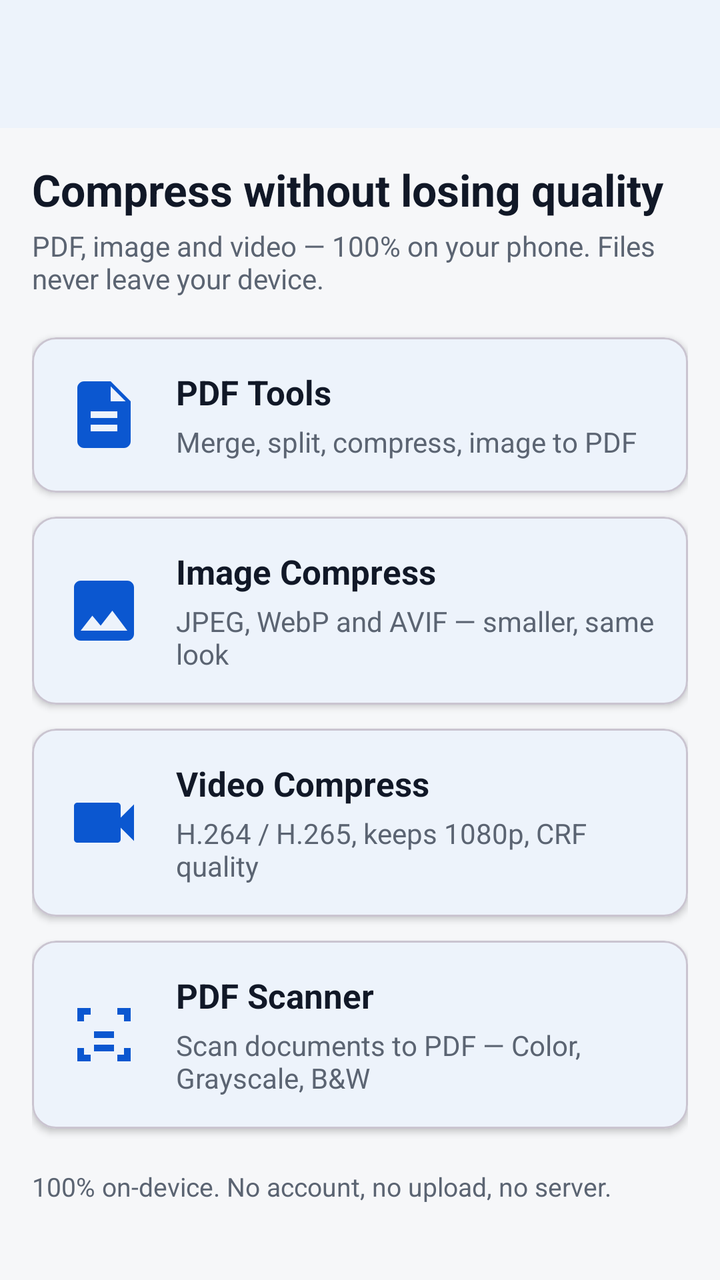
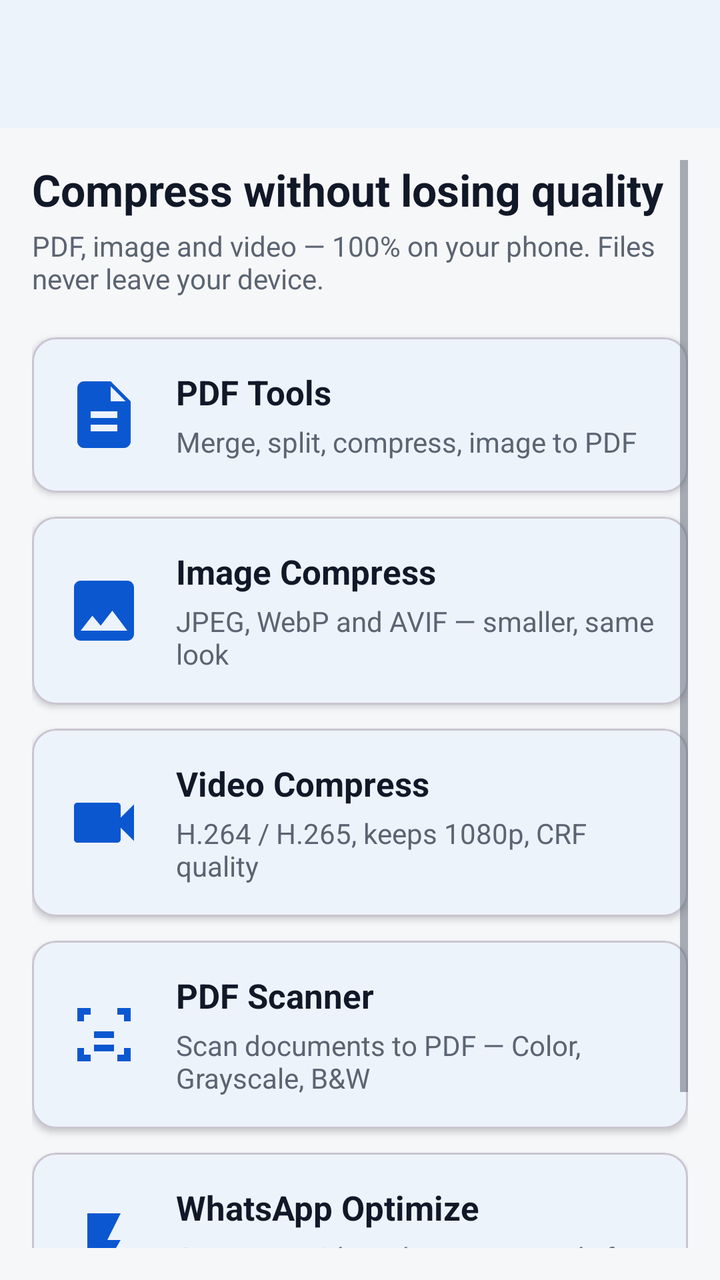

Screens rendered from an Android XML layout before and after an edit, with the pre-edit source and the edit as a unified diff.
<!-- AndroidManifest.xml: application theme Theme.Hakunaa -->
<!-- res/layout/activity_main.xml -->
<?xml version="1.0" encoding="utf-8"?>
<LinearLayout xmlns:android="http://schemas.android.com/apk/res/android"
    xmlns:app="http://schemas.android.com/apk/res-auto"
    android:layout_width="match_parent"
    android:layout_height="match_parent"
    android:background="@color/hakunaa_background"
    android:orientation="vertical">

    <com.google.android.material.appbar.MaterialToolbar
        android:layout_width="match_parent"
        android:layout_height="wrap_content"
        android:background="@color/hakunaa_surface"
        android:elevation="2dp"
        android:title="@string/app_name"
        android:titleTextColor="@color/hakunaa_text" />

    <ScrollView
        android:layout_width="match_parent"
        android:layout_height="match_parent"
        android:padding="16dp">

        <LinearLayout
            android:layout_width="match_parent"
            android:layout_height="wrap_content"
            android:orientation="vertical">

            <TextView
                android:layout_width="wrap_content"
                android:layout_height="wrap_content"
                android:text="@string/home_title"
                android:textColor="@color/hakunaa_text"
                android:textSize="22sp"
                android:textStyle="bold" />

            <TextView
                android:layout_width="wrap_content"
                android:layout_height="wrap_content"
                android:layout_marginTop="4dp"
                android:text="@string/home_subtitle"
                android:textColor="@color/hakunaa_text_secondary"
                android:textSize="14sp" />

            <com.google.android.material.card.MaterialCardView
                android:id="@+id/cardPdf"
                android:layout_width="match_parent"
                android:layout_height="wrap_content"
                android:layout_marginTop="20dp"
                android:clickable="true"
                android:focusable="true"
                app:cardCornerRadius="12dp"
                app:cardElevation="2dp">

                <LinearLayout
                    android:layout_width="match_parent"
                    android:layout_height="wrap_content"
                    android:orientation="horizontal"
                    android:padding="16dp">

                    <ImageView
                        android:layout_width="40dp"
                        android:layout_height="40dp"
                        android:layout_gravity="center_vertical"
                        android:src="@drawable/ic_pdf" />

                    <LinearLayout
                        android:layout_width="0dp"
                        android:layout_height="wrap_content"
                        android:layout_marginStart="16dp"
                        android:layout_weight="1"
                        android:orientation="vertical">

                        <TextView
                            android:layout_width="wrap_content"
                            android:layout_height="wrap_content"
                            android:text="@string/card_pdf_title"
                            android:textColor="@color/hakunaa_text"
                            android:textSize="17sp"
                            android:textStyle="bold" />
                        <TextView
                            android:layout_width="wrap_content"
                            android:layout_height="wrap_content"
                            android:layout_marginTop="4dp"
                            android:text="@string/card_pdf_subtitle"
                            android:textColor="@color/hakunaa_text_secondary"
                            android:textSize="14sp" />
                    </LinearLayout>
                </LinearLayout>
            </com.google.android.material.card.MaterialCardView>

            <com.google.android.material.card.MaterialCardView
                android:id="@+id/cardImage"
                android:layout_width="match_parent"
                android:layout_height="wrap_content"
                android:layout_marginTop="12dp"
                android:clickable="true"
                android:focusable="true"
                app:cardCornerRadius="12dp"
                app:cardElevation="2dp">

                <LinearLayout
                    android:layout_width="match_parent"
                    android:layout_height="wrap_content"
                    android:orientation="horizontal"
                    android:padding="16dp">

                    <ImageView
                        android:layout_width="40dp"
                        android:layout_height="40dp"
                        android:layout_gravity="center_vertical"
                        android:src="@drawable/ic_image" />

                    <LinearLayout
                        android:layout_width="0dp"
                        android:layout_height="wrap_content"
                        android:layout_marginStart="16dp"
                        android:layout_weight="1"
                        android:orientation="vertical">

                        <TextView
                            android:layout_width="wrap_content"
                            android:layout_height="wrap_content"
                            android:text="@string/card_image_title"
                            android:textColor="@color/hakunaa_text"
                            android:textSize="17sp"
                            android:textStyle="bold" />
                        <TextView
                            android:layout_width="wrap_content"
                            android:layout_height="wrap_content"
                            android:layout_marginTop="4dp"
                            android:text="@string/card_image_subtitle"
                            android:textColor="@color/hakunaa_text_secondary"
                            android:textSize="14sp" />
                    </LinearLayout>
                </LinearLayout>
            </com.google.android.material.card.MaterialCardView>

            <com.google.android.material.card.MaterialCardView
                android:id="@+id/cardVideo"
                android:layout_width="match_parent"
                android:layout_height="wrap_content"
                android:layout_marginTop="12dp"
                android:clickable="true"
                android:focusable="true"
                app:cardCornerRadius="12dp"
                app:cardElevation="2dp">

                <LinearLayout
                    android:layout_width="match_parent"
                    android:layout_height="wrap_content"
                    android:orientation="horizontal"
                    android:padding="16dp">

                    <ImageView
                        android:layout_width="40dp"
                        android:layout_height="40dp"
                        android:layout_gravity="center_vertical"
                        android:src="@drawable/ic_video" />

                    <LinearLayout
                        android:layout_width="0dp"
                        android:layout_height="wrap_content"
                        android:layout_marginStart="16dp"
                        android:layout_weight="1"
                        android:orientation="vertical">

                        <TextView
                            android:layout_width="wrap_content"
                            android:layout_height="wrap_content"
                            android:text="@string/card_video_title"
                            android:textColor="@color/hakunaa_text"
                            android:textSize="17sp"
                            android:textStyle="bold" />
                        <TextView
                            android:layout_width="wrap_content"
                            android:layout_height="wrap_content"
                            android:layout_marginTop="4dp"
                            android:text="@string/card_video_subtitle"
                            android:textColor="@color/hakunaa_text_secondary"
                            android:textSize="14sp" />
                    </LinearLayout>
                </LinearLayout>
            </com.google.android.material.card.MaterialCardView>

            <com.google.android.material.card.MaterialCardView
                android:id="@+id/cardScanner"
                android:layout_width="match_parent"
                android:layout_height="wrap_content"
                android:layout_marginTop="12dp"
                android:clickable="true"
                android:focusable="true"
                app:cardCornerRadius="12dp"
                app:cardElevation="2dp">

                <LinearLayout
                    android:layout_width="match_parent"
                    android:layout_height="wrap_content"
                    android:orientation="horizontal"
                    android:padding="16dp">

                    <ImageView
                        android:layout_width="40dp"
                        android:layout_height="40dp"
                        android:layout_gravity="center_vertical"
                        android:src="@drawable/ic_scanner" />

                    <LinearLayout
                        android:layout_width="0dp"
                        android:layout_height="wrap_content"
                        android:layout_marginStart="16dp"
                        android:layout_weight="1"
                        android:orientation="vertical">

                        <TextView
                            android:layout_width="wrap_content"
                            android:layout_height="wrap_content"
                            android:text="PDF Scanner"
                            android:textColor="@color/hakunaa_text"
                            android:textSize="17sp"
                            android:textStyle="bold" />
                        <TextView
                            android:layout_width="wrap_content"
                            android:layout_height="wrap_content"
                            android:layout_marginTop="4dp"
                            android:text="Scan documents to PDF — Color, Grayscale, B&amp;W"
                            android:textColor="@color/hakunaa_text_secondary"
                            android:textSize="14sp" />
                    </LinearLayout>
                </LinearLayout>
            </com.google.android.material.card.MaterialCardView>

            <TextView
                android:layout_width="wrap_content"
                android:layout_height="wrap_content"
                android:layout_marginTop="20dp"
                android:text="@string/privacy_note"
                android:textColor="@color/hakunaa_text_secondary"
                android:textSize="13sp" />

            <TextView
                android:id="@+id/tvVersion"
                android:layout_width="wrap_content"
                android:layout_height="wrap_content"
                android:layout_marginTop="12dp"
                android:textColor="@color/hakunaa_text_secondary"
                android:textSize="12sp" />
        </LinearLayout>
    </ScrollView>
</LinearLayout>
<!-- resources referenced by this layout -->
<resources>
  <color name="hakunaa_background">#F6F7F9</color>
  <color name="hakunaa_surface">#FFFFFF</color>
  <color name="hakunaa_text">#111827</color>
  <color name="hakunaa_text_secondary">#5B6472</color>
  <!-- drawable ic_image (drawable) -->
  <vector xmlns:android="http://schemas.android.com/apk/res/android"
      android:width="40dp"
      android:height="40dp"
      android:viewportWidth="24"
      android:viewportHeight="24"
      android:tint="#0B57D0">
      <path
          android:fillColor="#FF000000"
          android:pathData="M21,19V5c0,-1.1 -0.9,-2 -2,-2H5c-1.1,0 -2,0.9 -2,2v14c0,1.1 0.9,2 2,2h14c1.1,0 2,-0.9 2,-2zM8.5,13.5l2.5,3.01L14.5,12l4.5,6H5l3.5,-4.5z" />
  </vector>
  <!-- drawable ic_pdf (drawable) -->
  <vector xmlns:android="http://schemas.android.com/apk/res/android"
      android:width="40dp"
      android:height="40dp"
      android:viewportWidth="24"
      android:viewportHeight="24"
      android:tint="#0B57D0">
      <path
          android:fillColor="#FF000000"
          android:pathData="M14,2H6c-1.1,0 -2,0.9 -2,2v16c0,1.1 0.9,2 2,2h12c1.1,0 2,-0.9 2,-2V8l-6,-6zM14,3.5L18.5,8H14V3.5zM8,11h8v2H8v-2zM8,15h8v2H8v-2z" />
  </vector>
  <!-- drawable ic_scanner (drawable) -->
  <vector xmlns:android="http://schemas.android.com/apk/res/android"
      android:width="40dp"
      android:height="40dp"
      android:viewportWidth="24"
      android:viewportHeight="24"
      android:tint="#0B57D0">
      <path
          android:fillColor="#FF000000"
          android:pathData="M4,4h4v2H6v2H4V4zM20,4h-4v2h2v2h2V4zM4,20h4v-2H6v-2H4v4zM20,20h-4v-2h2v-2h2v4zM9,11h6v2H9v-2zM9,15h6v2H9v-2z" />
  </vector>
  <!-- drawable ic_video (drawable) -->
  <vector xmlns:android="http://schemas.android.com/apk/res/android"
      android:width="40dp"
      android:height="40dp"
      android:viewportWidth="24"
      android:viewportHeight="24"
      android:tint="#0B57D0">
      <path
          android:fillColor="#FF000000"
          android:pathData="M17,10.5V7c0,-0.55 -0.45,-1 -1,-1H4c-0.55,0 -1,0.45 -1,1v10c0,0.55 0.45,1 1,1h12c0.55,0 1,-0.45 1,-1v-3.5l4,4v-11l-4,4z" />
  </vector>
  <string name="app_name">Hakunaa</string>
  <string name="card_image_subtitle">JPEG, WebP and AVIF — smaller, same look</string>
  <string name="card_image_title">Image Compress</string>
  <string name="card_pdf_subtitle">Merge, split, compress, image to PDF</string>
  <string name="card_pdf_title">PDF Tools</string>
  <string name="card_video_subtitle">H.264 / H.265, keeps 1080p, CRF quality</string>
  <string name="card_video_title">Video Compress</string>
  <string name="home_subtitle">PDF, image and video — 100% on your phone. Files never leave your device.</string>
  <string name="home_title">Compress without losing quality</string>
  <string name="privacy_note">100% on-device. No account, no upload, no server.</string>
  <color name="hakunaa_primary">#0B57D0</color>
  <color name="hakunaa_primary_dark">#0842A0</color>
  <color name="hakunaa_on_primary">#FFFFFF</color>
  <!-- unchanged entries left out for length: 1 -->
</resources>

<!-- the commit's change to res/layout/activity_main.xml (unified diff, before → after) -->
@@ -228,6 +228,53 @@
                 </LinearLayout>
             </com.google.android.material.card.MaterialCardView>
 
+            <com.google.android.material.card.MaterialCardView
+                android:id="@+id/cardWhatsApp"
+                android:layout_width="match_parent"
+                android:layout_height="wrap_content"
+                android:layout_marginTop="12dp"
+                android:clickable="true"
+                android:focusable="true"
+                app:cardCornerRadius="12dp"
+                app:cardElevation="2dp">
+
+                <LinearLayout
+                    android:layout_width="match_parent"
+                    android:layout_height="wrap_content"
+                    android:orientation="horizontal"
+                    android:padding="16dp">
+
+                    <ImageView
+                        android:layout_width="40dp"
+                        android:layout_height="40dp"
+                        android:layout_gravity="center_vertical"
+                        android:src="@drawable/ic_whatsapp" />
+
+                    <LinearLayout
+                        android:layout_width="0dp"
+                        android:layout_height="wrap_content"
+                        android:layout_marginStart="16dp"
+                        android:layout_weight="1"
+                        android:orientation="vertical">
+
+                        <TextView
+                            android:layout_width="wrap_content"
+                            android:layout_height="wrap_content"
+                            android:text="@string/card_whatsapp_title"
+                            android:textColor="@color/hakunaa_text"
+                            android:textSize="17sp"
+                            android:textStyle="bold" />
+                        <TextView
+                            android:layout_width="wrap_content"
+                            android:layout_height="wrap_content"
+                            android:layout_marginTop="4dp"
+                            android:text="@string/card_whatsapp_subtitle"
+                            android:textColor="@color/hakunaa_text_secondary"
+                            android:textSize="14sp" />
+                    </LinearLayout>
+                </LinearLayout>
+            </com.google.android.material.card.MaterialCardView>
+
             <TextView
                 android:layout_width="wrap_content"
                 android:layout_height="wrap_content"
<!-- resource entries referenced after the edit -->
@@ -48,6 +48,17 @@
           android:fillColor="#FF000000"
           android:pathData="M17,10.5V7c0,-0.55 -0.45,-1 -1,-1H4c-0.55,0 -1,0.45 -1,1v10c0,0.55 0.45,1 1,1h12c0.55,0 1,-0.45 1,-1v-3.5l4,4v-11l-4,4z" />
   </vector>
+  <!-- drawable ic_whatsapp (drawable) -->
+  <vector xmlns:android="http://schemas.android.com/apk/res/android"
+      android:width="40dp"
+      android:height="40dp"
+      android:viewportWidth="24"
+      android:viewportHeight="24"
+      android:tint="#0B57D0">
+      <path
+          android:fillColor="#FF000000"
+          android:pathData="M7,2v11h3v9l7,-12h-4l4,-8z" />
+  </vector>
   <string name="app_name">Hakunaa</string>
   <string name="card_image_subtitle">JPEG, WebP and AVIF — smaller, same look</string>
   <string name="card_image_title">Image Compress</string>
@@ -55,6 +66,8 @@
   <string name="card_pdf_title">PDF Tools</string>
   <string name="card_video_subtitle">H.264 / H.265, keeps 1080p, CRF quality</string>
   <string name="card_video_title">Video Compress</string>
+  <string name="card_whatsapp_subtitle">One tap — video, photo, PDF ready for WhatsApp</string>
+  <string name="card_whatsapp_title">WhatsApp Optimize</string>
   <string name="home_subtitle">PDF, image and video — 100% on your phone. Files never leave your device.</string>
   <string name="home_title">Compress without losing quality</string>
   <string name="privacy_note">100% on-device. No account, no upload, no server.</string>
